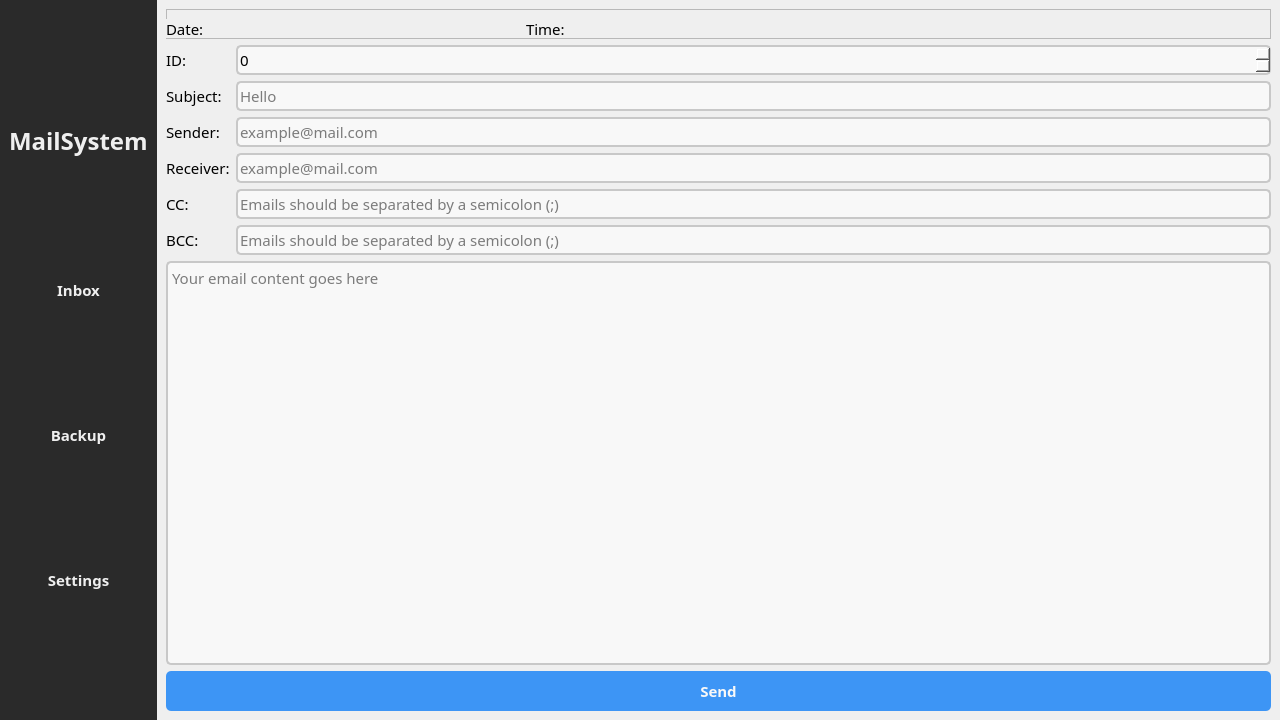
This is mainwindow.ui in rrios7/MailSystem as Qt 5 draws it before an edit. The edited form follows.
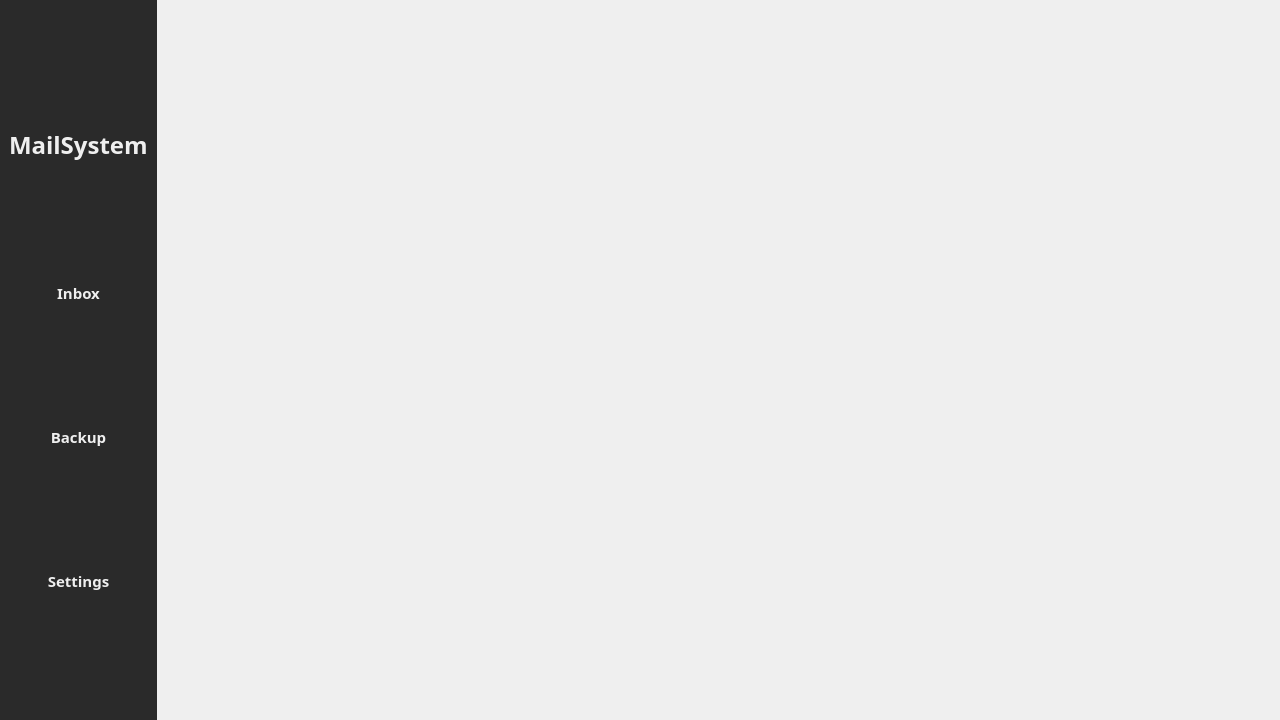
This is the edited form. The open tabs and pages were chosen to show the change. Icons and pictures are not drawn.

What changed in the file:
```diff
--- a/mainwindow.ui
+++ b/mainwindow.ui
@@ -152,6 +152,12 @@
          <layout class="QVBoxLayout" name="verticalLayout_2">
           <item>
            <widget class="QLabel" name="titleLabel">
+            <property name="minimumSize">
+             <size>
+              <width>0</width>
+              <height>35</height>
+             </size>
+            </property>
             <property name="maximumSize">
              <size>
               <width>16777215</width>
@@ -160,7 +166,7 @@
             </property>
             <property name="font">
              <font>
-              <family>Montserrat Medium</family>
+              <family>Montserrat Light</family>
               <pointsize>18</pointsize>
               <weight>75</weight>
               <bold>true</bold>
@@ -178,7 +184,7 @@
            <widget class="QPushButton" name="inboxButton">
             <property name="font">
              <font>
-              <family>Montserrat</family>
+              <family>Montserrat Medium</family>
               <pointsize>11</pointsize>
               <weight>75</weight>
               <italic>false</italic>
@@ -213,7 +219,7 @@
            <widget class="QPushButton" name="backupButton">
             <property name="font">
              <font>
-              <family>Montserrat</family>
+              <family>Montserrat Medium</family>
               <pointsize>11</pointsize>
               <weight>75</weight>
               <bold>true</bold>
@@ -241,7 +247,7 @@
            <widget class="QPushButton" name="settingsButton">
             <property name="font">
              <font>
-              <family>Montserrat</family>
+              <family>Montserrat Medium</family>
               <pointsize>11</pointsize>
               <weight>75</weight>
               <bold>true</bold>
@@ -278,14 +284,20 @@
          </property>
          <property name="styleSheet">
           <string notr="true">/**
- * Royal blue: rgb(13, 122, 242);
- * Cornflower blue: rgb(61, 149, 245);
- * Light cornflower blue: rgb(187, 225, 250);
- * Light gray: rgb(200, 200, 200);
+ * Blue: rgb(61, 149, 245);
+ * Hover Blue: rgb(13, 122, 242);
+ * Light Hover Blue: rgb(187, 225, 250);
+ * Red: rgb(242, 22, 43);
+ * Hover Red: rgb(203, 11, 29);
+ * Green: rgb(82, 224, 102);
+ * Yellow: rgb(253, 214, 52);
+ * Hover Yellow:  rgb(253, 205, 36);
+ * Hover Green: rgb(39, 216, 63);
+ * Light Gray: rgb(200, 200, 200);
  * Gray : rgb(239, 239, 239);
  * White: rgb(248, 248, 248);
  */
- 
+
 #emailPage {
 	background-color: rgb(239, 239, 239);
 	border-radius: 10px;
@@ -296,7 +308,7 @@
 	border-radius: 10px;
 }
 
-#mailTableWidget {
+.QTableWidget {
 	background-color: rgb(248, 248, 248);
 	padding: 10px;
 	border: 2px solid rgb(200, 200, 200);
@@ -374,625 +386,6 @@
          <property name="currentIndex">
           <number>0</number>
          </property>
-         <widget class="QWidget" name="inboxPage">
-          <property name="font">
-           <font>
-            <family>Montserrat</family>
-            <pointsize>11</pointsize>
-           </font>
-          </property>
-          <layout class="QVBoxLayout" name="verticalLayout_3">
-           <item>
-            <widget class="QFrame" name="menuFrame">
-             <property name="minimumSize">
-              <size>
-               <width>0</width>
-               <height>30</height>
-              </size>
-             </property>
-             <property name="font">
-              <font>
-               <family>Montserrat</family>
-               <pointsize>11</pointsize>
-              </font>
-             </property>
-             <property name="frameShape">
-              <enum>QFrame::NoFrame</enum>
-             </property>
-             <property name="frameShadow">
-              <enum>QFrame::Raised</enum>
-             </property>
-             <widget class="QLabel" name="inboxLabel">
-              <property name="geometry">
-               <rect>
-                <x>0</x>
-                <y>0</y>
-                <width>80</width>
-                <height>33</height>
-               </rect>
-              </property>
-              <property name="font">
-               <font>
-                <family>Montserrat Medium</family>
-                <pointsize>20</pointsize>
-                <weight>75</weight>
-                <bold>true</bold>
-               </font>
-              </property>
-              <property name="styleSheet">
-               <string notr="true">#inboxLabel {
-	color: rgb(13, 122, 242); 
-}</string>
-              </property>
-              <property name="text">
-               <string>Inbox</string>
-              </property>
-             </widget>
-             <widget class="QPushButton" name="searchButton">
-              <property name="geometry">
-               <rect>
-                <x>1060</x>
-                <y>0</y>
-                <width>30</width>
-                <height>30</height>
-               </rect>
-              </property>
-              <property name="minimumSize">
-               <size>
-                <width>30</width>
-                <height>30</height>
-               </size>
-              </property>
-              <property name="maximumSize">
-               <size>
-                <width>30</width>
-                <height>30</height>
-               </size>
-              </property>
-              <property name="font">
-               <font>
-                <family>Montserrat</family>
-                <pointsize>11</pointsize>
-                <weight>75</weight>
-                <bold>true</bold>
-               </font>
-              </property>
-              <property name="focusPolicy">
-               <enum>Qt::NoFocus</enum>
-              </property>
-              <property name="styleSheet">
-               <string notr="true">border-radius: 15px;</string>
-              </property>
-              <property name="text">
-               <string/>
-              </property>
-              <property name="icon">
-               <iconset resource="resources.qrc">
-                <normaloff>:/icons/search.png</normaloff>:/icons/search.png</iconset>
-              </property>
-             </widget>
-             <widget class="QLineEdit" name="searchLineEdit">
-              <property name="geometry">
-               <rect>
-                <x>650</x>
-                <y>0</y>
-                <width>391</width>
-                <height>31</height>
-               </rect>
-              </property>
-              <property name="styleSheet">
-               <string notr="true"/>
-              </property>
-              <property name="maxLength">
-               <number>50</number>
-              </property>
-              <property name="placeholderText">
-               <string>ID/Sender</string>
-              </property>
-             </widget>
-            </widget>
-           </item>
-           <item>
-            <widget class="QPushButton" name="newEmailButton">
-             <property name="minimumSize">
-              <size>
-               <width>50</width>
-               <height>30</height>
-              </size>
-             </property>
-             <property name="maximumSize">
-              <size>
-               <width>150</width>
-               <height>30</height>
-              </size>
-             </property>
-             <property name="font">
-              <font>
-               <family>Montserrat</family>
-               <pointsize>11</pointsize>
-               <weight>75</weight>
-               <bold>true</bold>
-              </font>
-             </property>
-             <property name="focusPolicy">
-              <enum>Qt::NoFocus</enum>
-             </property>
-             <property name="autoFillBackground">
-              <bool>false</bool>
-             </property>
-             <property name="styleSheet">
-              <string notr="true">/** 
-  * Green: rgb(82, 224, 102);
-  * Darker green: rgb(39, 216, 63);
-*/
-
-#newEmailButton {
-	background-color: rgb(82, 224, 102);
-	border-radius: 15px;
-}
-
-#newEmailButton:hover {
-	background-color: rgb(39, 216, 63);
-}</string>
-             </property>
-             <property name="text">
-              <string>New Email</string>
-             </property>
-             <property name="icon">
-              <iconset resource="resources.qrc">
-               <normaloff>:/icons/create.png</normaloff>:/icons/create.png</iconset>
-             </property>
-             <property name="iconSize">
-              <size>
-               <width>24</width>
-               <height>24</height>
-              </size>
-             </property>
-             <property name="flat">
-              <bool>true</bool>
-             </property>
-            </widget>
-           </item>
-           <item>
-            <widget class="QTableWidget" name="mailTableWidget">
-             <property name="font">
-              <font>
-               <family>Montserrat</family>
-               <pointsize>11</pointsize>
-               <kerning>false</kerning>
-              </font>
-             </property>
-             <property name="styleSheet">
-              <string notr="true"/>
-             </property>
-             <property name="columnCount">
-              <number>4</number>
-             </property>
-             <column>
-              <property name="text">
-               <string>ID</string>
-              </property>
-             </column>
-             <column>
-              <property name="text">
-               <string>Sender</string>
-              </property>
-             </column>
-             <column>
-              <property name="text">
-               <string>Subject</string>
-              </property>
-             </column>
-             <column>
-              <property name="text">
-               <string>Actions</string>
-              </property>
-             </column>
-            </widget>
-           </item>
-          </layout>
-         </widget>
-         <widget class="QWidget" name="emailPage">
-          <layout class="QFormLayout" name="formLayout">
-           <item row="2" column="0" colspan="2">
-            <widget class="QFrame" name="datetimeFrame">
-             <property name="minimumSize">
-              <size>
-               <width>0</width>
-               <height>30</height>
-              </size>
-             </property>
-             <property name="font">
-              <font>
-               <family>Montserrat</family>
-               <pointsize>11</pointsize>
-              </font>
-             </property>
-             <property name="frameShape">
-              <enum>QFrame::StyledPanel</enum>
-             </property>
-             <property name="frameShadow">
-              <enum>QFrame::Raised</enum>
-             </property>
-             <widget class="QLabel" name="dateLabel">
-              <property name="geometry">
-               <rect>
-                <x>0</x>
-                <y>10</y>
-                <width>191</width>
-                <height>19</height>
-               </rect>
-              </property>
-              <property name="sizePolicy">
-               <sizepolicy hsizetype="Fixed" vsizetype="Fixed">
-                <horstretch>0</horstretch>
-                <verstretch>0</verstretch>
-               </sizepolicy>
-              </property>
-              <property name="font">
-               <font>
-                <family>Montserrat</family>
-                <pointsize>11</pointsize>
-               </font>
-              </property>
-              <property name="text">
-               <string>Date:</string>
-              </property>
-             </widget>
-             <widget class="QLabel" name="timeLabel">
-              <property name="geometry">
-               <rect>
-                <x>360</x>
-                <y>10</y>
-                <width>191</width>
-                <height>19</height>
-               </rect>
-              </property>
-              <property name="sizePolicy">
-               <sizepolicy hsizetype="Minimum" vsizetype="Fixed">
-                <horstretch>0</horstretch>
-                <verstretch>0</verstretch>
-               </sizepolicy>
-              </property>
-              <property name="font">
-               <font>
-                <family>Montserrat</family>
-                <pointsize>11</pointsize>
-               </font>
-              </property>
-              <property name="text">
-               <string>Time:</string>
-              </property>
-             </widget>
-            </widget>
-           </item>
-           <item row="3" column="0">
-            <widget class="QLabel" name="idLabel">
-             <property name="font">
-              <font>
-               <family>Montserrat</family>
-               <pointsize>11</pointsize>
-              </font>
-             </property>
-             <property name="text">
-              <string>ID:</string>
-             </property>
-            </widget>
-           </item>
-           <item row="3" column="1">
-            <widget class="QSpinBox" name="idSpinBox">
-             <property name="minimumSize">
-              <size>
-               <width>0</width>
-               <height>30</height>
-              </size>
-             </property>
-             <property name="font">
-              <font>
-               <family>Montserrat</family>
-               <pointsize>11</pointsize>
-              </font>
-             </property>
-             <property name="styleSheet">
-              <string notr="true"/>
-             </property>
-             <property name="maximum">
-              <number>999999999</number>
-             </property>
-            </widget>
-           </item>
-           <item row="5" column="0">
-            <widget class="QLabel" name="senderLabel">
-             <property name="font">
-              <font>
-               <family>Montserrat</family>
-               <pointsize>11</pointsize>
-              </font>
-             </property>
-             <property name="text">
-              <string>Sender:</string>
-             </property>
-            </widget>
-           </item>
-           <item row="5" column="1">
-            <widget class="QLineEdit" name="senderLineEdit">
-             <property name="minimumSize">
-              <size>
-               <width>0</width>
-               <height>30</height>
-              </size>
-             </property>
-             <property name="font">
-              <font>
-               <family>Montserrat</family>
-               <pointsize>11</pointsize>
-              </font>
-             </property>
-             <property name="maxLength">
-              <number>50</number>
-             </property>
-             <property name="placeholderText">
-              <string>example@mail.com</string>
-             </property>
-            </widget>
-           </item>
-           <item row="6" column="0">
-            <widget class="QLabel" name="receiverLabel">
-             <property name="font">
-              <font>
-               <family>Montserrat</family>
-               <pointsize>11</pointsize>
-              </font>
-             </property>
-             <property name="text">
-              <string>Receiver:</string>
-             </property>
-            </widget>
-           </item>
-           <item row="6" column="1">
-            <widget class="QLineEdit" name="receiverLineEdit">
-             <property name="minimumSize">
-              <size>
-               <width>0</width>
-               <height>30</height>
-              </size>
-             </property>
-             <property name="font">
-              <font>
-               <family>Montserrat</family>
-               <pointsize>11</pointsize>
-              </font>
-             </property>
-             <property name="maxLength">
-              <number>50</number>
-             </property>
-             <property name="placeholderText">
-              <string>example@mail.com</string>
-             </property>
-            </widget>
-           </item>
-           <item row="7" column="0">
-            <widget class="QLabel" name="ccLabel">
-             <property name="font">
-              <font>
-               <family>Montserrat</family>
-               <pointsize>11</pointsize>
-              </font>
-             </property>
-             <property name="text">
-              <string>CC:</string>
-             </property>
-            </widget>
-           </item>
-           <item row="7" column="1">
-            <widget class="QLineEdit" name="ccLineEdit">
-             <property name="minimumSize">
-              <size>
-               <width>0</width>
-               <height>30</height>
-              </size>
-             </property>
-             <property name="font">
-              <font>
-               <family>Montserrat</family>
-               <pointsize>11</pointsize>
-              </font>
-             </property>
-             <property name="text">
-              <string/>
-             </property>
-             <property name="maxLength">
-              <number>1020</number>
-             </property>
-             <property name="placeholderText">
-              <string>Emails should be separated by a semicolon (;)</string>
-             </property>
-            </widget>
-           </item>
-           <item row="8" column="0">
-            <widget class="QLabel" name="bccLabel">
-             <property name="font">
-              <font>
-               <family>Montserrat</family>
-               <pointsize>11</pointsize>
-              </font>
-             </property>
-             <property name="text">
-              <string>BCC:</string>
-             </property>
-            </widget>
-           </item>
-           <item row="8" column="1">
-            <widget class="QLineEdit" name="bccLineEdit">
-             <property name="minimumSize">
-              <size>
-               <width>0</width>
-               <height>30</height>
-              </size>
-             </property>
-             <property name="font">
-              <font>
-               <family>Montserrat</family>
-               <pointsize>11</pointsize>
-              </font>
-             </property>
-             <property name="maxLength">
-              <number>1020</number>
-             </property>
-             <property name="placeholderText">
-              <string>Emails should be separated by a semicolon (;)</string>
-             </property>
-            </widget>
-           </item>
-           <item row="9" column="0" colspan="2">
-            <widget class="QPlainTextEdit" name="contentLineEdit">
-             <property name="font">
-              <font>
-               <family>Montserrat</family>
-               <pointsize>11</pointsize>
-              </font>
-             </property>
-             <property name="placeholderText">
-              <string>Your email content goes here</string>
-             </property>
-            </widget>
-           </item>
-           <item row="10" column="0" colspan="2">
-            <widget class="QPushButton" name="writeButton">
-             <property name="sizePolicy">
-              <sizepolicy hsizetype="Minimum" vsizetype="Fixed">
-               <horstretch>0</horstretch>
-               <verstretch>0</verstretch>
-              </sizepolicy>
-             </property>
-             <property name="minimumSize">
-              <size>
-               <width>0</width>
-               <height>40</height>
-              </size>
-             </property>
-             <property name="font">
-              <font>
-               <family>Montserrat</family>
-               <pointsize>11</pointsize>
-               <weight>75</weight>
-               <bold>true</bold>
-              </font>
-             </property>
-             <property name="focusPolicy">
-              <enum>Qt::NoFocus</enum>
-             </property>
-             <property name="text">
-              <string>Send</string>
-             </property>
-             <property name="icon">
-              <iconset resource="resources.qrc">
-               <normaloff>:/icons/send.png</normaloff>:/icons/send.png</iconset>
-             </property>
-             <property name="iconSize">
-              <size>
-               <width>24</width>
-               <height>24</height>
-              </size>
-             </property>
-            </widget>
-           </item>
-           <item row="4" column="1">
-            <widget class="QLineEdit" name="subjectLineEdit">
-             <property name="minimumSize">
-              <size>
-               <width>0</width>
-               <height>30</height>
-              </size>
-             </property>
-             <property name="font">
-              <font>
-               <family>Montserrat</family>
-               <pointsize>11</pointsize>
-              </font>
-             </property>
-             <property name="placeholderText">
-              <string>Hello</string>
-             </property>
-            </widget>
-           </item>
-           <item row="4" column="0">
-            <widget class="QLabel" name="subjectLabel">
-             <property name="font">
-              <font>
-               <family>Montserrat</family>
-               <pointsize>11</pointsize>
-              </font>
-             </property>
-             <property name="text">
-              <string>Subject:</string>
-             </property>
-            </widget>
-           </item>
-          </layout>
-         </widget>
-         <widget class="QWidget" name="backupPage">
-          <widget class="QPushButton" name="createBackupButton">
-           <property name="geometry">
-            <rect>
-             <x>10</x>
-             <y>110</y>
-             <width>221</width>
-             <height>41</height>
-            </rect>
-           </property>
-           <property name="font">
-            <font>
-             <family>Montserrat</family>
-             <pointsize>11</pointsize>
-             <weight>75</weight>
-             <bold>true</bold>
-            </font>
-           </property>
-           <property name="focusPolicy">
-            <enum>Qt::NoFocus</enum>
-           </property>
-           <property name="text">
-            <string>Create backup</string>
-           </property>
-           <property name="icon">
-            <iconset resource="resources.qrc">
-             <normaloff>:/icons/downarrow.png</normaloff>:/icons/downarrow.png</iconset>
-           </property>
-           <property name="iconSize">
-            <size>
-             <width>24</width>
-             <height>24</height>
-            </size>
-           </property>
-          </widget>
-          <widget class="QLabel" name="backupLabel">
-           <property name="geometry">
-            <rect>
-             <x>10</x>
-             <y>30</y>
-             <width>431</width>
-             <height>33</height>
-            </rect>
-           </property>
-           <property name="font">
-            <font>
-             <family>Montserrat Medium</family>
-             <pointsize>20</pointsize>
-             <weight>75</weight>
-             <bold>true</bold>
-            </font>
-           </property>
-           <property name="styleSheet">
-            <string notr="true">#backupLabel {
-	color: rgb(13, 122, 242); 
-}</string>
-           </property>
-           <property name="text">
-            <string>Backup (Security Copy)</string>
-           </property>
-          </widget>
-         </widget>
         </widget>
        </item>
       </layout>
```
Left out of the diff: 15 changed lines with no effect on the pictures.
